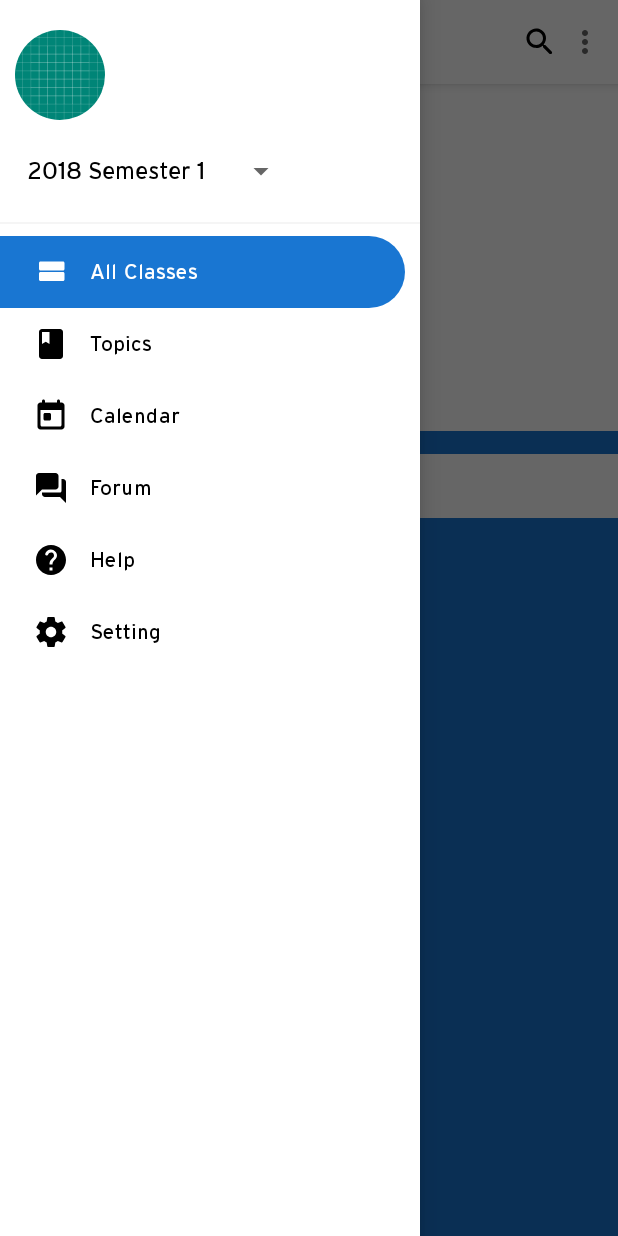
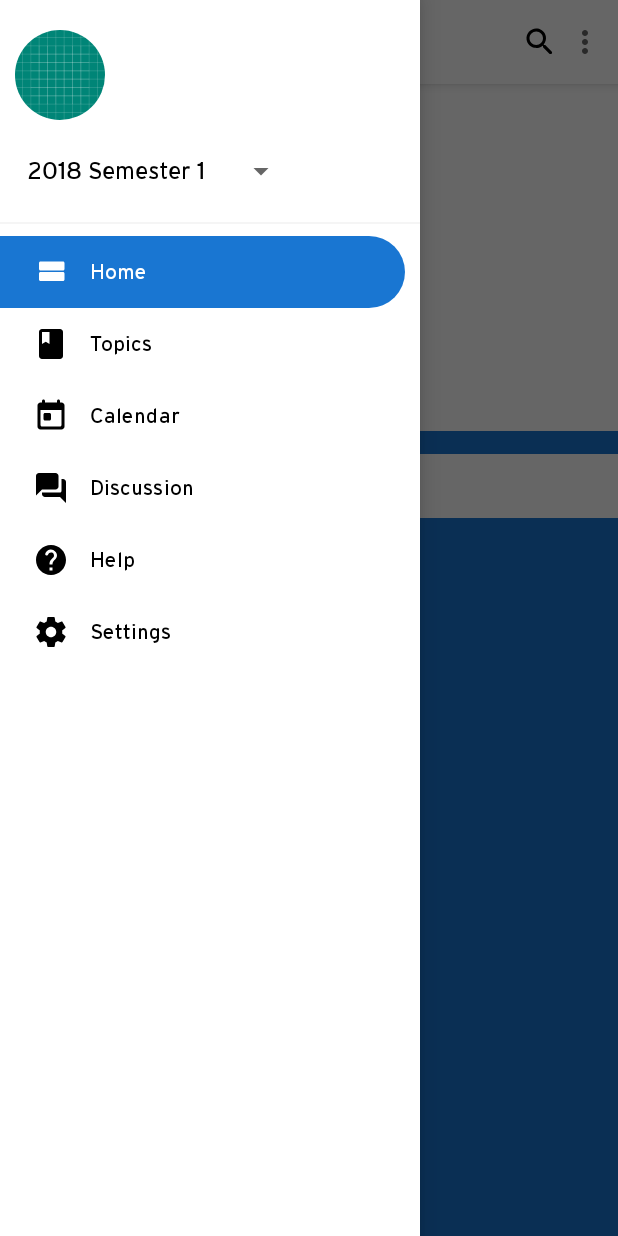
Before and after one commit to bearcatsdev/adab-android, an Android app: the MainActivity screen opened directly, with no data from a screen before it, with the side drawer open, on a phone screen of 412 x 824 dp. Run offline under Robolectric (Android 15) with nearby library versions, the phone set to English and light mode, and no system bars; our stand-ins replace CircleImageView, Volley; network calls fail.

Commit message:
Fix and Beautify

```diff
--- a/app/build.gradle
+++ b/app/build.gradle
@@ -38,11 +38,10 @@ dependencies {
     androidTestImplementation 'androidx.test.espresso:espresso-core:3.2.0'
 
     // material design
-    implementation 'com.google.android.material:material:1.0.0-beta01'
+    implementation 'com.google.android.material:material:1.1.0-alpha09'
 
     // circle image view
     implementation 'de.hdodenhof:circleimageview:3.0.0'
-
 
     // volley
     implementation 'com.android.volley:volley:1.1.1'
--- a/app/src/main/res/menu/adab_navigation_drawer_menu.xml
+++ b/app/src/main/res/menu/adab_navigation_drawer_menu.xml
@@ -1,11 +1,11 @@
 <?xml version="1.0" encoding="utf-8"?>
 <menu xmlns:android="http://schemas.android.com/apk/res/android">
     <group android:checkableBehavior="single">
-        <item android:title="All Classes" android:id="@+id/menu_allClasses" android:icon="@drawable/round_view_stream_24px"></item>
-        <item android:title="Topics" android:id="@+id/menu_topics" android:icon="@drawable/round_book_24px"></item>
-        <item android:title="Calendar" android:id="@+id/menu_calendar" android:icon="@drawable/round_today_24px"></item>
-        <item android:title="Forum" android:id="@+id/menu_forum" android:icon="@drawable/round_forum_24px"></item>
-        <item android:title="Help" android:id="@+id/menu_help" android:icon="@drawable/round_help_24px"></item>
-        <item android:title="Setting" android:id="@+id/menu_setting" android:icon="@drawable/round_settings_24px"></item>
+        <item android:title="@string/nav_home" android:id="@+id/menu_allClasses" android:icon="@drawable/round_view_stream_24px"/>
+        <item android:title="@string/nav_topics" android:id="@+id/menu_topics" android:icon="@drawable/round_book_24px"/>
+        <item android:title="@string/nav_calendar" android:id="@+id/menu_calendar" android:icon="@drawable/round_today_24px"/>
+        <item android:title="@string/nav_discussion" android:id="@+id/menu_forum" android:icon="@drawable/round_forum_24px"/>
+        <item android:title="@string/nav_help" android:id="@+id/menu_help" android:icon="@drawable/round_help_24px"/>
+        <item android:title="@string/nav_setting" android:id="@+id/menu_setting" android:icon="@drawable/round_settings_24px"/>
     </group>
 </menu>
--- a/app/src/main/res/values/attrs.xml
+++ b/app/src/main/res/values/attrs.xml
@@ -3,4 +3,8 @@
     <declare-styleable name="Tag">
         <attr name="tagText" format="string"/>
     </declare-styleable>
+    <declare-styleable name="BenefitView">
+        <attr name="image" format="reference"/>
+        <attr name="text" format="string"/>
+    </declare-styleable>
 </resources>
--- a/app/src/main/res/values/dimens.xml
+++ b/app/src/main/res/values/dimens.xml
@@ -3,6 +3,6 @@
     <!--Text Size-->
     <dimen name="text_title">20sp</dimen>
     <dimen name="text_caption">18sp</dimen>
-    <dimen name="text_body">14sp</dimen>
+    <dimen name="text_body">12sp</dimen>
     <dimen name="text_chip">10sp</dimen>
 </resources>
--- a/app/src/main/res/values/strings.xml
+++ b/app/src/main/res/values/strings.xml
@@ -21,7 +21,15 @@
     <string name="tag_live_now">Live Now</string>
     <string name="tag_lastest_class">Lastest Class</string>
 
+    <!--Navigation Drawer-->
+    <string name="nav_home">Home</string>
+    <string name="nav_topics">Topics</string>
+    <string name="nav_calendar">Calendar</string>
+    <string name="nav_discussion">Discussion</string>
+    <string name="nav_help">Help</string>
+    <string name="nav_setting">Settings</string>
 
+    <!--Other-->
     <string name="hello_blank_fragment">Hello blank fragment</string>
     <string name="hint_username">NIM</string>
     <string name="hint_password">Password</string>
```
Also changed, not shown: app/src/main/java/com/ambinusian/adab/ui/main/schedulereyclerview/ScheduleHolder.java (+6 -6 lines).
